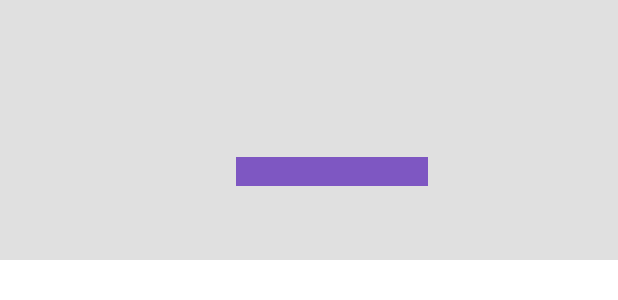
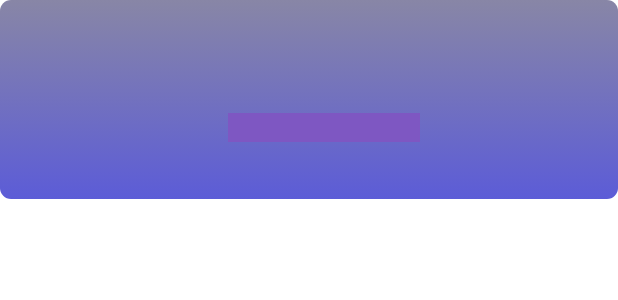
Before and after one commit to AlexLazo/IncidenciasDAMA, an Android app: the layout item_list_view.xml on its own in the app's theme, with its tools: preview values and no code run, on a phone screen of 412 x 824 dp. Shown: the top 300 px of the screen. Run offline under Robolectric (Android 15) with nearby library versions, the phone set to English and light mode, and no system bars; network calls fail.

Commit message:
Arreglos bugs

```diff
--- a/app/build.gradle
+++ b/app/build.gradle
@@ -41,12 +41,6 @@ dependencies {
     implementation "androidx.cardview:cardview:1.0.0"
     //Recycler View
     implementation 'androidx.recyclerview:recyclerview:1.1.0'
-    //Retrofit
-    implementation 'com.squareup.retrofit2:retrofit:2.9.0'
-    implementation 'com.squareup.retrofit2:converter-gson:2.8.0'
-    //Picasso
-    implementation 'com.squareup.picasso:picasso:2.71828'
-
     implementation 'com.github.bumptech.glide:glide:4.12.0'
     // Glide v4 uses this new annotation processor -- see https://bumptech.github.io/glide/doc/generatedapi.html
     annotationProcessor 'com.github.bumptech.glide:compiler:4.12.0'
--- a/app/src/main/java/com/hgrimaldi/incidencias/RegistrosActivity.java
+++ b/app/src/main/java/com/hgrimaldi/incidencias/RegistrosActivity.java
@@ -20,8 +20,6 @@ import java.util.ArrayList;
 import java.util.List;
 
 public class RegistrosActivity extends AppCompatActivity {
-    //this is the JSON Data URL
-    //make sure you are using the correct ip else it will not work
     private static final String URL_PRODUCTS = "http://192.168.0.184:80/app_incidencias/incidencia/incidencia.php";
     List<ItemList> incidenciaList;
     RecyclerView recyclerView;
--- /dev/null
+++ b/app/src/main/res/drawable/row_color.xml
@@ -0,0 +1,18 @@
+<?xml version="1.0" encoding="utf-8"?>
+<selector xmlns:android="http://schemas.android.com/apk/res/android">
+    <item>
+        <shape xmlns:android="http://schemas.android.com/apk/res/android"
+            android:shape="rectangle">
+            <gradient
+                android:startColor="#8886a6"
+                android:endColor="#5c5cd7"
+                android:angle="270"/>
+
+            <corners
+                android:bottomRightRadius="7dp"
+                android:bottomLeftRadius="7dp"
+                android:topLeftRadius="7dp"
+                android:topRightRadius="7dp"/>
+        </shape>
+    </item>
+</selector>
--- a/app/src/main/res/layout/activity_registros.xml
+++ b/app/src/main/res/layout/activity_registros.xml
@@ -6,21 +6,14 @@
     android:layout_height="match_parent"
     tools:context=".RegistrosActivity">
 
-    <androidx.appcompat.widget.SearchView
-        android:id="@+id/svSearch"
-        android:layout_width="match_parent"
-        android:layout_height="wrap_content"
-        app:iconifiedByDefault="false"
-        app:queryHint="Buscar incidencia"
-        app:layout_constraintTop_toTopOf="parent"/>
 
     <androidx.recyclerview.widget.RecyclerView
         android:id="@+id/rvLista"
-        android:layout_width="match_parent"
-        android:layout_height="0dp"
+        android:layout_width="407dp"
+        android:layout_height="728dp"
         app:layout_constraintBottom_toBottomOf="parent"
         app:layout_constraintLeft_toLeftOf="parent"
         app:layout_constraintRight_toRightOf="parent"
-        app:layout_constraintTop_toBottomOf="@+id/svSearch" />
+        app:layout_constraintTop_toTopOf="parent" />
 
 </androidx.constraintlayout.widget.ConstraintLayout>
--- a/app/src/main/res/layout/item_list_view.xml
+++ b/app/src/main/res/layout/item_list_view.xml
@@ -7,24 +7,22 @@
     <RelativeLayout
         android:layout_width="match_parent"
         android:layout_height="wrap_content"
-        android:background="#FFFFFF"
-        android:backgroundTint="?attr/colorControlHighlight"
+        android:background="@drawable/row_color"
         android:hapticFeedbackEnabled="false"
-        android:padding="8dp">
+        android:padding="5dp">
 
 
         <ImageView
             android:id="@+id/imageView"
             android:layout_width="131dp"
-            android:layout_height="151dp"
+            android:layout_height="121dp"
             android:padding="4dp" />
 
         <TextView
             android:id="@+id/tvDescripcion"
             android:layout_width="127dp"
             android:layout_height="wrap_content"
-            android:layout_alignParentTop="true"
-            android:layout_marginLeft="13dp"
+            android:layout_marginLeft="14dp"
             android:layout_marginTop="8dp"
             android:layout_toRightOf="@id/imageView"
             android:textAppearance="@style/Base.TextAppearance.AppCompat.Small.Inverse"
@@ -35,12 +33,13 @@
             android:layout_width="244dp"
             android:layout_height="wrap_content"
             android:layout_below="@id/tvDescripcion"
-            android:layout_marginLeft="13dp"
-            android:layout_marginTop="7dp"
+            android:layout_marginLeft="14dp"
+            android:layout_marginTop="0dp"
             android:layout_toRightOf="@id/imageView"
             android:textAppearance="@style/Base.TextAppearance.AppCompat.Small"
             android:textSize="16sp"
             android:textStyle="bold|italic" />
+
 
         <TextView
             android:id="@+id/tvUser"
@@ -48,18 +47,17 @@
             android:layout_height="wrap_content"
             android:layout_below="@+id/tvTipoIncidencia"
             android:layout_marginLeft="15dp"
-            android:layout_marginTop="9dp"
+            android:layout_marginTop="0dp"
             android:layout_toRightOf="@id/imageView"
             android:textAppearance="@style/Base.TextAppearance.AppCompat.Small" />
-
 
         <TextView
             android:id="@+id/tvFecha"
             android:layout_width="128dp"
             android:layout_height="wrap_content"
             android:layout_below="@+id/tvUser"
-            android:layout_marginLeft="18dp"
-            android:layout_marginTop="11dp"
+            android:layout_marginLeft="15dp"
+            android:layout_marginTop="1dp"
             android:layout_toRightOf="@id/imageView"
             android:background="@color/colorPrimary"
             android:paddingLeft="15dp"
@@ -69,11 +67,11 @@
 
         <TextView
             android:id="@+id/tvEstadoIncidencia"
-            android:layout_width="133dp"
+            android:layout_width="129dp"
             android:layout_height="wrap_content"
             android:layout_below="@id/tvFecha"
-            android:layout_marginLeft="19dp"
-            android:layout_marginTop="12dp"
+            android:layout_marginLeft="15dp"
+            android:layout_marginTop="3dp"
             android:layout_toRightOf="@id/imageView"
             android:textAppearance="@style/Base.TextAppearance.AppCompat.Large"
             android:textStyle="bold" />
```
Also changed, not shown: app/src/main/java/com/hgrimaldi/incidencias/IncidenciaAdapter.java (+7 -1 lines).
